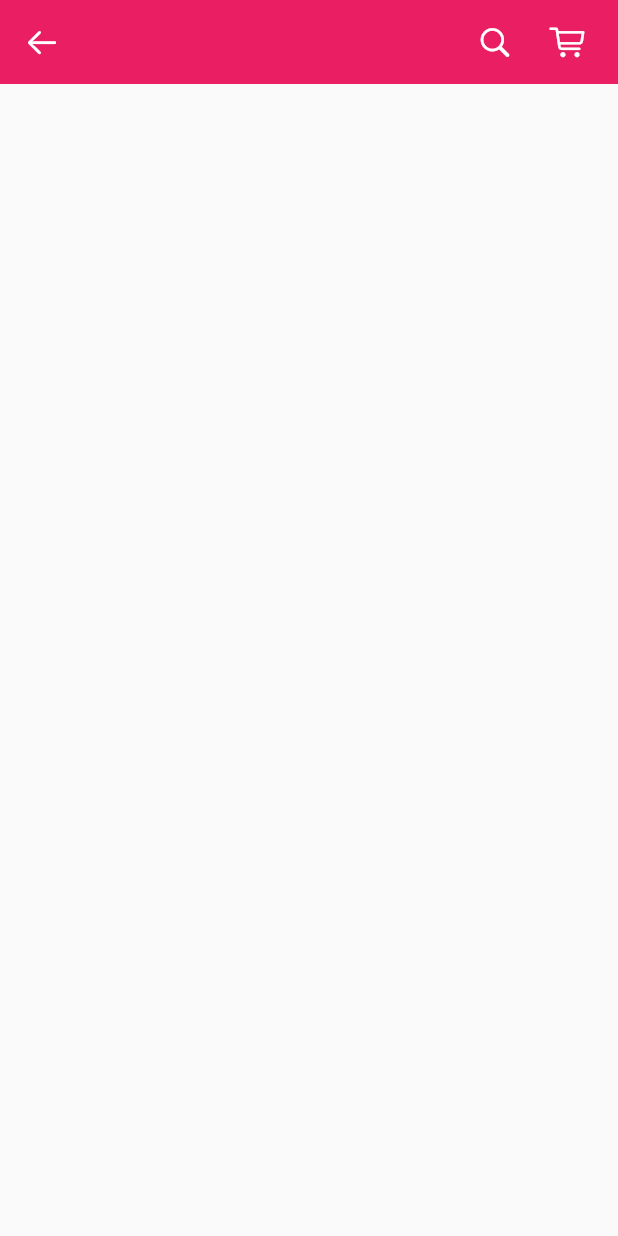
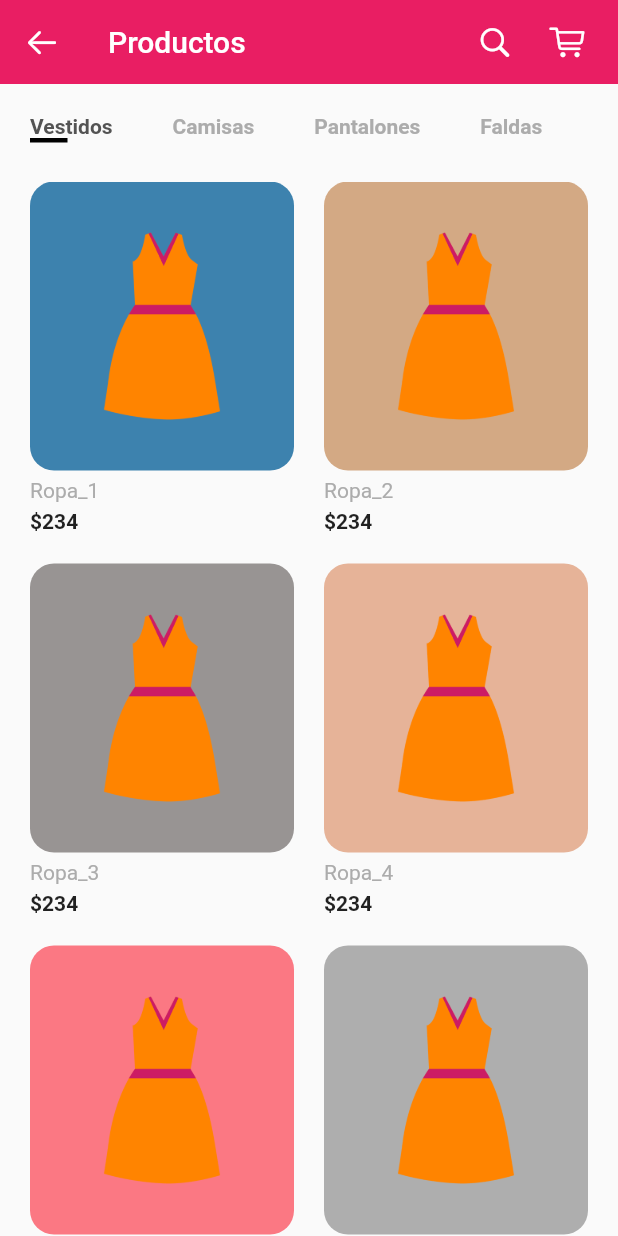
Before and after one commit to Jankarurosu/DressDeCode, a Flutter app: the Products screen opened by its route, on a phone screen of 412 x 824 dp. Run offline on Flutter 3.47's test engine with Material 2 defaults, Android fonts, the phone set to English and light mode, and no system bars.

Commit message:
Página productos

```diff
--- /dev/null
+++ b/dressdecode/lib/models/categoriesModel.dart
@@ -0,0 +1,62 @@
+import 'package:dressdecode/models/constantsmodel.dart';
+import 'package:flutter/material.dart';
+
+class Categories extends StatefulWidget {
+  @override
+  _CategoriesState createState() => _CategoriesState();
+}
+
+class _CategoriesState extends State<Categories> {
+  List<String> categories = [
+    "Vestidos",
+    "Camisas",
+    "Pantalones",
+    "Faldas",
+  ];
+
+  int selectedIndex = 0;
+  @override
+  Widget build(BuildContext context) {
+    return Padding(
+      padding: const EdgeInsets.symmetric(vertical: kDefaultPaddin),
+      child: SizedBox(
+        height: 25,
+        child: ListView.builder(
+          scrollDirection: Axis.horizontal,
+          itemCount: categories.length,
+          itemBuilder: (context, index) => buildCategory(index),
+        ),
+      ),
+    );
+  }
+
+  Widget buildCategory(int index) {
+    return GestureDetector(
+      onTap: () {
+        setState(() {
+          selectedIndex = index;
+        });
+      },
+      child: Padding(
+        padding: const EdgeInsets.symmetric(horizontal: kDefaultPaddin),
+        child: Column(
+          crossAxisAlignment: CrossAxisAlignment.start,
+          children: <Widget>[
+            Text(
+              categories[index],
+              style: TextStyle(
+                fontWeight: FontWeight.bold,
+                color: selectedIndex == index ? kTextColor : kTextLightColor,
+              ),
+            ),
+            Container(
+              height: 3,
+              width: 25,
+              color: selectedIndex == index ? Colors.black : Colors.transparent,
+            )
+          ],
+        ),
+      ),
+    );
+  }
+}
--- /dev/null
+++ b/dressdecode/lib/models/itemcard.dart
@@ -0,0 +1,51 @@
+import 'package:dressdecode/models/constantsModel.dart';
+import 'package:dressdecode/models/productsmodel.dart';
+import 'package:flutter/material.dart';
+
+class ItemCard extends StatelessWidget {
+  final Product product;
+  const ItemCard({
+    required Key key,
+    required this.product,
+  }) : super(key: key);
+
+  @override
+  Widget build(BuildContext context) {
+    return GestureDetector(
+      child: Column(
+        crossAxisAlignment: CrossAxisAlignment.start,
+        children: <Widget>[
+          Expanded(
+            child: Container(
+              padding: EdgeInsets.all(kDefaultPaddin),
+              // For  demo we use fixed height  and width
+              // Now we dont need them
+              // height: 180,
+              // width: 160,
+              decoration: BoxDecoration(
+                color: product.color,
+                borderRadius: BorderRadius.circular(16),
+              ),
+              child: Hero(
+                tag: "${product.id}",
+                child: Image.asset(product.image),
+              ),
+            ),
+          ),
+          Padding(
+            padding: const EdgeInsets.symmetric(vertical: kDefaultPaddin / 4),
+            child: Text(
+              // products is out demo list
+              product.title,
+              style: TextStyle(color: kTextLightColor),
+            ),
+          ),
+          Text(
+            "\$${product.price}",
+            style: TextStyle(fontWeight: FontWeight.bold),
+          )
+        ],
+      ),
+    );
+  }
+}
--- /dev/null
+++ b/dressdecode/lib/models/productsmodel.dart
@@ -0,0 +1,71 @@
+import 'package:flutter/material.dart';
+
+class Product {
+  final String image, title, description;
+  final int price, size, id;
+  final Color color;
+  Product({
+    required this.id,
+    required this.image,
+    required this.title,
+    required this.price,
+    required this.description,
+    required this.size,
+    required this.color,
+  });
+}
+
+List<Product> products = [
+  Product(
+      id: 1,
+      title: "Ropa_1",
+      price: 234,
+      size: 12,
+      description: ExampleText,
+      image: "assets/images/products/ropa_1.png",
+      color: Color(0xFF3D82AE)),
+  Product(
+      id: 2,
+      title: "Ropa_2",
+      price: 234,
+      size: 8,
+      description: ExampleText,
+      image: "assets/images/products/ropa_2.png",
+      color: Color(0xFFD3A984)),
+  Product(
+      id: 3,
+      title: "Ropa_3",
+      price: 234,
+      size: 10,
+      description: ExampleText,
+      image: "assets/images/products/ropa_3.png",
+      color: Color(0xFF989493)),
+  Product(
+      id: 4,
+      title: "Ropa_4",
+      price: 234,
+      size: 11,
+      description: ExampleText,
+      image: "assets/images/products/ropa_4.png",
+      color: Color(0xFFE6B398)),
+  Product(
+      id: 5,
+      title: "Ropa_5",
+      price: 234,
+      size: 12,
+      description: ExampleText,
+      image: "assets/images/products/ropa_5.png",
+      color: Color(0xFFFB7883)),
+  Product(
+    id: 6,
+    title: "Ropa_6",
+    price: 234,
+    size: 12,
+    description: ExampleText,
+    image: "assets/images/products/ropa_6.png",
+    color: Color(0xFFAEAEAE),
+  ),
+];
+
+String ExampleText =
+    "Lorem Ipsum is simply dummy text of the printing and typesetting industry. Lorem Ipsum has been the industry's standard dummy text ever since. When an unknown printer took a galley.";
--- a/dressdecode/lib/views/products.dart
+++ b/dressdecode/lib/views/products.dart
@@ -1,4 +1,7 @@
-import 'package:dressdecode/models/constants.dart';
+import 'package:dressdecode/models/categoriesModel.dart';
+import 'package:dressdecode/models/constantsModel.dart';
+import 'package:dressdecode/models/itemcard.dart';
+import 'package:dressdecode/models/productsmodel.dart';
 import 'package:flutter/cupertino.dart';
 import 'package:flutter/material.dart';
 
@@ -13,6 +16,7 @@ class _ProductsState extends State<Products> {
   Widget build(BuildContext context) {
     return Scaffold(
         appBar: AppBar(
+          title: Text('Productos'),
           elevation: 0,
           leading: IconButton(
             icon: Icon(
@@ -41,6 +45,26 @@ class _ProductsState extends State<Products> {
             SizedBox(width: kDefaultPaddin / 2),
           ],
         ),
-    );
+        body: Column(
+          crossAxisAlignment: CrossAxisAlignment.start,
+          children: <Widget>[
+            Categories(),
+            Expanded(
+              child: Padding(
+                padding: const EdgeInsets.symmetric(horizontal: kDefaultPaddin),
+                child: GridView.builder(
+                    itemCount: products.length,
+                    gridDelegate: SliverGridDelegateWithFixedCrossAxisCount(
+                      crossAxisCount: 2,
+                      mainAxisSpacing: kDefaultPaddin,
+                      crossAxisSpacing: kDefaultPaddin,
+                      childAspectRatio: 0.75,
+                    ),
+                    itemBuilder: (context, index) =>
+                        ItemCard(key: UniqueKey(), product: products[index])),
+              ),
+            ),
+          ],
+        ));
   }
 }
--- a/dressdecode/lib/views/userprofile.dart
+++ b/dressdecode/lib/views/userprofile.dart
@@ -11,7 +11,7 @@ class _UserProfileState extends State<UserProfile> {
   Widget build(BuildContext context) {
     return Scaffold(
       appBar: AppBar(
-        title: Text('Usuario'),
+        title: Text('Perfil de usuario'),
       ),
       body: ListView(
         children: [
```
Also changed, not shown: dressdecode/pubspec.yaml (+13 -0 lines), dressdecode/assets/images/business/negocio_1.png (added), dressdecode/assets/images/business/negocio_2.png (added), dressdecode/assets/images/business/negocio_3.png (added), dressdecode/assets/images/business/negocio_4.png (added), dressdecode/assets/images/business/negocio_5.png (added), dressdecode/assets/images/business/negocio_6.png (added), dressdecode/lib/models/categoriesbusinessModel.dart (added), dressdecode/lib/models/constantsModel.dart (renamed from dressdecode/lib/models/constants.dart), dressdecode/lib/views/business.dart (added). Lines whose indentation alone changed are shown as unchanged.
